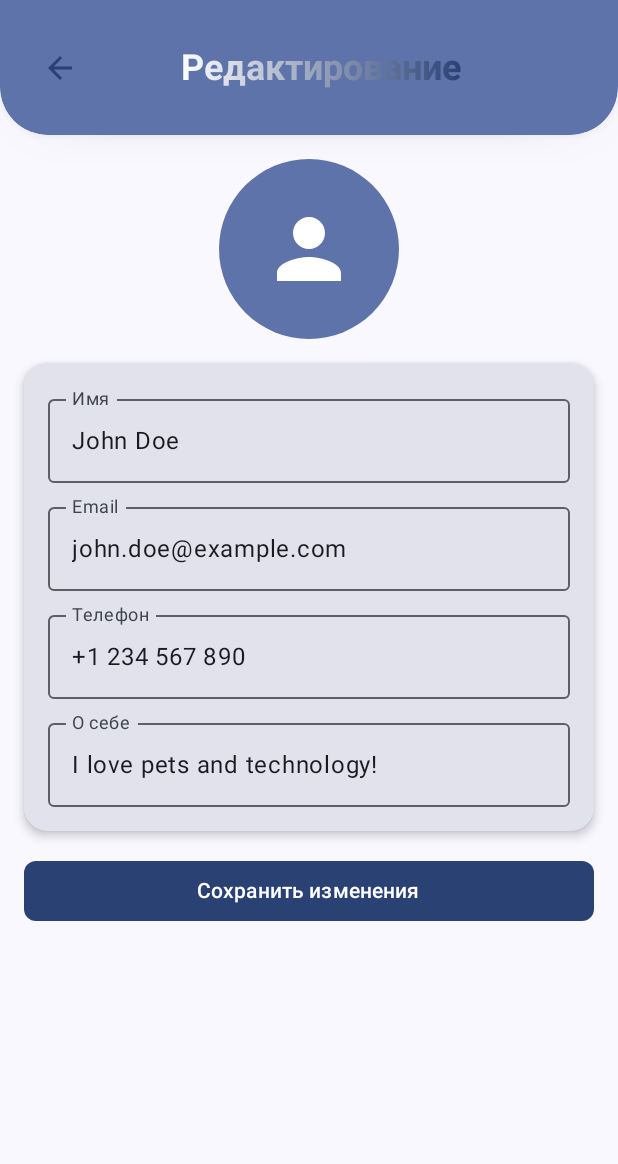
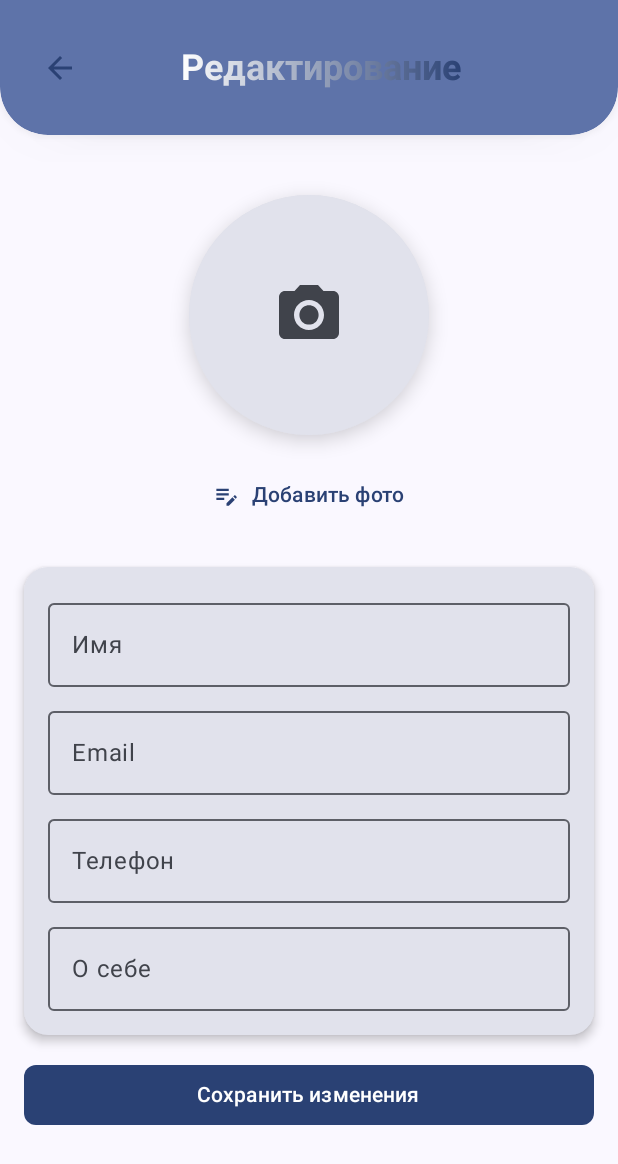
Before and after one commit to sadness333/pethealthapp, an Android app built with Jetpack Compose: the UserMenuScreen screen opened through its navigation route, after a tap on "Редактирование профиля", on a phone screen of 412 x 824 dp. Shown: the top 1164 px of the screen. Run offline under Robolectric (Android 15) with nearby library versions, the phone set to English and light mode, and no system bars; our stand-ins replace Firebase (no records; nobody signed in at launch, a user with empty details on screens opened directly).

Commit message:
Реализация редактирования профиля

```diff
--- a/app/build.gradle.kts
+++ b/app/build.gradle.kts
@@ -3,6 +3,8 @@ plugins {
     alias(libs.plugins.kotlin.android)
     alias(libs.plugins.kotlin.compose)
     id("com.google.gms.google-services")
+    id("kotlin-kapt")
+
 }
 
 android {
@@ -53,6 +55,9 @@ dependencies {
     implementation("com.google.accompanist:accompanist-permissions:0.30.1")
     implementation("androidx.credentials:credentials:1.2.0")
     implementation("io.coil-kt:coil-compose:2.6.0")
+    implementation("androidx.room:room-runtime:2.6.1")
+    implementation("androidx.room:room-ktx:2.6.1")
+    kapt("androidx.room:room-compiler:2.6.1")
     implementation(libs.androidx.core.ktx)
     implementation(libs.androidx.lifecycle.runtime.ktx)
     implementation(libs.androidx.activity.compose)
--- a/app/src/main/java/com/example/prettypetsandfriends/data/entities/User.kt
+++ b/app/src/main/java/com/example/prettypetsandfriends/data/entities/User.kt
@@ -6,6 +6,7 @@ data class User(
     val phone: String = "",
     val name: String = "",
     val photoUrl: String = "",
+    val bio: String = "",
     val pets: Map<String, Boolean> = emptyMap(),
     val createdAt: Long = System.currentTimeMillis()
 )
--- a/app/src/main/java/com/example/prettypetsandfriends/ui/screens/UserEditProfileScreen.kt
+++ b/app/src/main/java/com/example/prettypetsandfriends/ui/screens/UserEditProfileScreen.kt
@@ -1,27 +1,55 @@
 package com.example.prettypetsandfriends.ui.screens
 
-import androidx.compose.foundation.background
-import androidx.compose.foundation.clickable
+import android.net.Uri
+import androidx.activity.compose.rememberLauncherForActivityResult
+import androidx.activity.result.contract.ActivityResultContracts
 import androidx.compose.foundation.layout.*
-import androidx.compose.foundation.shape.CircleShape
 import androidx.compose.foundation.shape.RoundedCornerShape
-import androidx.compose.material.icons.Icons
-import androidx.compose.material.icons.filled.Person
 import androidx.compose.material3.*
 import androidx.compose.runtime.*
-import androidx.compose.ui.Alignment
 import androidx.compose.ui.Modifier
-import androidx.compose.ui.draw.clip
 import androidx.compose.ui.unit.dp
 import androidx.navigation.NavController
+import com.example.prettypetsandfriends.data.repository.PetRepository
+import com.example.prettypetsandfriends.data.repository.StorageRepository
+import com.example.prettypetsandfriends.data.repository.UserRepository
 import com.example.prettypetsandfriends.ui.components.CustomTopBar
+import kotlinx.coroutines.CoroutineScope
+import kotlinx.coroutines.Dispatchers
+import kotlinx.coroutines.launch
 
 @Composable
 fun UserEditProfileScreen(navController: NavController) {
-    var name by remember { mutableStateOf("John Doe") }
-    var email by remember { mutableStateOf("john.doe@example.com") }
-    var phone by remember { mutableStateOf("+1 234 567 890") }
-    var bio by remember { mutableStateOf("I love pets and technology!") }
+    val userRepository = remember { UserRepository() }
+    val storageRepo = remember { StorageRepository() }
+    val petRepository = remember { PetRepository() }
+    val currentUser = petRepository.getCurrentUser()
+
+    var name by remember { mutableStateOf("") }
+    var email by remember { mutableStateOf("") }
+    var phone by remember { mutableStateOf("") }
+    var bio by remember { mutableStateOf("") }
+    var errorMessage by remember { mutableStateOf<String?>(null) }
+    var selectedImageUri by remember { mutableStateOf<Uri?>(null) }
+    val imagePicker = rememberLauncherForActivityResult(
+        contract = ActivityResultContracts.GetContent()
+    ) { uri: Uri? ->
+        uri?.let { selectedImageUri = it }
+    }
+
+    LaunchedEffect(Unit) {
+        userRepository.observeUserData().collect { user ->
+            name = user.name ?: ""
+            email = user.email ?: ""
+            phone = user.phone ?: ""
+            bio = user.bio ?: ""
+            selectedImageUri = if (!user.photoUrl.isNullOrEmpty()) {
+                Uri.parse(user.photoUrl)
+            } else {
+                null
+            }
+        }
+    }
 
     Scaffold(
         topBar = {
@@ -39,24 +67,12 @@ fun UserEditProfileScreen(navController: NavController) {
                 .padding(paddingValues)
                 .padding(16.dp)
         ) {
-
-            Box(
-                modifier = Modifier
-                    .size(120.dp)
-                    .clip(CircleShape)
-                    .background(MaterialTheme.colorScheme.primaryContainer)
-                    .align(Alignment.CenterHorizontally)
-                    .clickable { /* TODO: Редактировать аватар */ },
-                contentAlignment = Alignment.Center
-            ) {
-                Icon(
-                    imageVector = Icons.Default.Person,
-                    contentDescription = "Аватар пользователя",
-                    tint = MaterialTheme.colorScheme.onPrimaryContainer,
-                    modifier = Modifier.size(64.dp)
-                )
-            }
-            Spacer(modifier = Modifier.height(16.dp))
+            PhotoSection(
+                selectedImageUri = selectedImageUri,
+                onPickImage = {
+                    imagePicker.launch("image/*")
+                }
+            )
 
             Card(
                 modifier = Modifier.fillMaxWidth(),
@@ -95,9 +111,32 @@ fun UserEditProfileScreen(navController: NavController) {
                 }
             }
             Spacer(modifier = Modifier.height(16.dp))
+            Button(
+                onClick = {
+                    if (currentUser == null) return@Button
 
-            Button(
-                onClick = { /* TODO: Обработать сохранение изменений */ },
+                    CoroutineScope(Dispatchers.Main).launch {
+                        try {
+                            val photoUrl = selectedImageUri?.let { uri ->
+                                storageRepo.uploadUserImage(
+                                    userId = currentUser.uid,
+                                    fileUri = uri
+                                )
+                            }
+
+                            userRepository.updateUserProfile(
+                                name = name,
+                                email = email,
+                                phone = phone,
+                                bio = bio,
+                                photoUrl = photoUrl
+                            )
+                            navController.popBackStack()
+                        } catch (e: Exception) {
+                            errorMessage = "Ошибка: ${e.message}"
+                        }
+                    }
+                },
                 modifier = Modifier.fillMaxWidth(),
                 shape = RoundedCornerShape(8.dp)
             ) {
--- a/app/src/main/java/com/example/prettypetsandfriends/ui/screens/UserMenu.kt
+++ b/app/src/main/java/com/example/prettypetsandfriends/ui/screens/UserMenu.kt
@@ -25,6 +25,7 @@ import androidx.compose.material3.Scaffold
 import androidx.compose.material3.Text
 import androidx.compose.runtime.Composable
 import androidx.compose.runtime.LaunchedEffect
+import androidx.compose.runtime.collectAsState
 import androidx.compose.runtime.getValue
 import androidx.compose.runtime.mutableStateOf
 import androidx.compose.runtime.remember
@@ -39,8 +40,11 @@ import androidx.compose.ui.res.painterResource
 import androidx.compose.ui.text.font.FontWeight
 import androidx.compose.ui.unit.dp
 import androidx.navigation.NavController
+import coil.compose.AsyncImage
 import com.example.prettypetsandfriends.R
+import com.example.prettypetsandfriends.data.entities.User
 import com.example.prettypetsandfriends.data.entities.UserProfile
+import com.example.prettypetsandfriends.data.repository.UserRepository
 import com.example.prettypetsandfriends.ui.components.CustomTopBar
 import com.example.prettypetsandfriends.ui.components.ThemeSelectionDialog
 import com.google.android.gms.auth.api.signin.GoogleSignIn
@@ -60,14 +64,7 @@ fun UserMenuScreen(navController: NavController) {
         .build()
     val googleSignInClient = GoogleSignIn.getClient(context, gso)
     val coroutineScope = rememberCoroutineScope()
-
-    val user = remember {
-        UserProfile(
-            name = "Иван Петров",
-            email = "ivan.petrov@example.com",
-            avatarRes = R.drawable.ic_person_black
-        )
-    }
+    val user by UserRepository().observeUserData().collectAsState(initial = null)
 
     LaunchedEffect(Unit) {
         ThemeManager.getThemeFlow(context).collect { theme ->
@@ -157,7 +154,8 @@ fun UserMenuScreen(navController: NavController) {
 }
 
 @Composable
-private fun ProfileCard(user: UserProfile) {
+private fun ProfileCard(user: User?) {
+    if (user != null) {
     Card(
         modifier = Modifier.fillMaxWidth(),
         shape = RoundedCornerShape(24.dp),
@@ -178,13 +176,14 @@ private fun ProfileCard(user: UserProfile) {
                 verticalAlignment = Alignment.CenterVertically,
                 horizontalArrangement = Arrangement.spacedBy(16.dp)
             ) {
-                Image(
-                    painter = painterResource(id = user.avatarRes),
-                    contentDescription = "Аватар",
-                    modifier = Modifier
-                        .size(64.dp)
-                        .clip(CircleShape)
-                )
+                    AsyncImage(
+                        model = user.photoUrl,
+                        contentDescription = "Аватар",
+                        modifier = Modifier
+                            .size(64.dp)
+                            .clip(CircleShape)
+                    )
+
 
                 Column {
                     Text(
@@ -201,7 +200,7 @@ private fun ProfileCard(user: UserProfile) {
                 }
             }
         }
-    }
+    } }
 }
 
 @Composable
--- a/build.gradle.kts
+++ b/build.gradle.kts
@@ -4,4 +4,5 @@ plugins {
     alias(libs.plugins.kotlin.android) apply false
     alias(libs.plugins.kotlin.compose) apply false
     id("com.google.gms.google-services") version "4.4.2" apply false
+    id("org.jetbrains.kotlin.kapt") version "1.9.0" apply false
 }
```
Also changed, not shown: app/src/main/java/com/example/prettypetsandfriends/data/repository/StorageRepository.kt (+11 -0 lines), app/src/main/java/com/example/prettypetsandfriends/data/repository/UserRepository.kt (+18 -0 lines).
